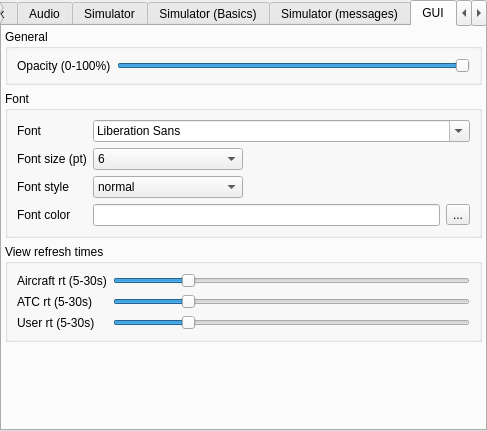
Qt form src/blackgui/components/settingscomponent.ui (swift-project/pilotclient) before a commit.
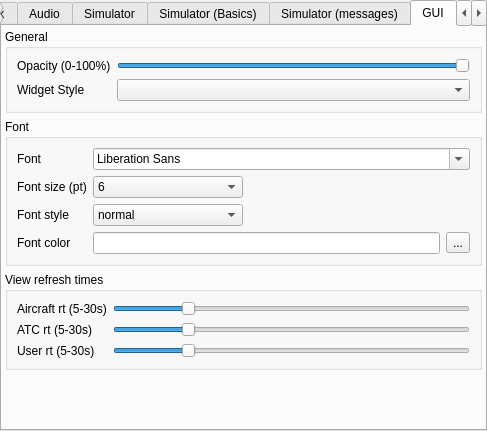
The same form after that commit. The open tabs and pages were chosen to show the change. Custom widgets are drawn as their Qt base class.

Commit message: Make widget style configurable with Fusion as default

The edit to the form file:
```diff
--- a/src/blackgui/components/settingscomponent.ui
+++ b/src/blackgui/components/settingscomponent.ui
@@ -319,6 +319,16 @@
            </property>
           </widget>
          </item>
+         <item row="2" column="1">
+          <widget class="QComboBox" name="cb_SettingsGuiWidgetStyle"/>
+         </item>
+         <item row="2" column="0">
+          <widget class="QLabel" name="lbl_SettingsGuiWidgetStyle">
+           <property name="text">
+            <string>Widget Style</string>
+           </property>
+          </widget>
+         </item>
         </layout>
        </widget>
       </item>
```
Left out of the diff: 4 changed lines with no effect on the pictures. The commit also changes 6 other files.
